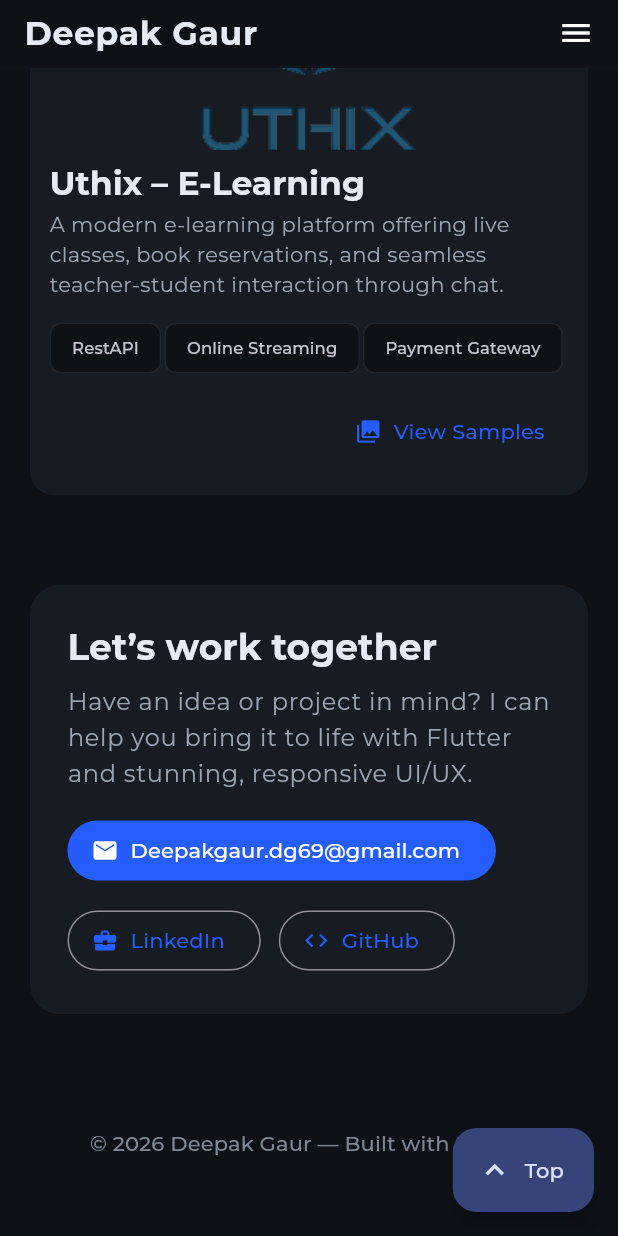
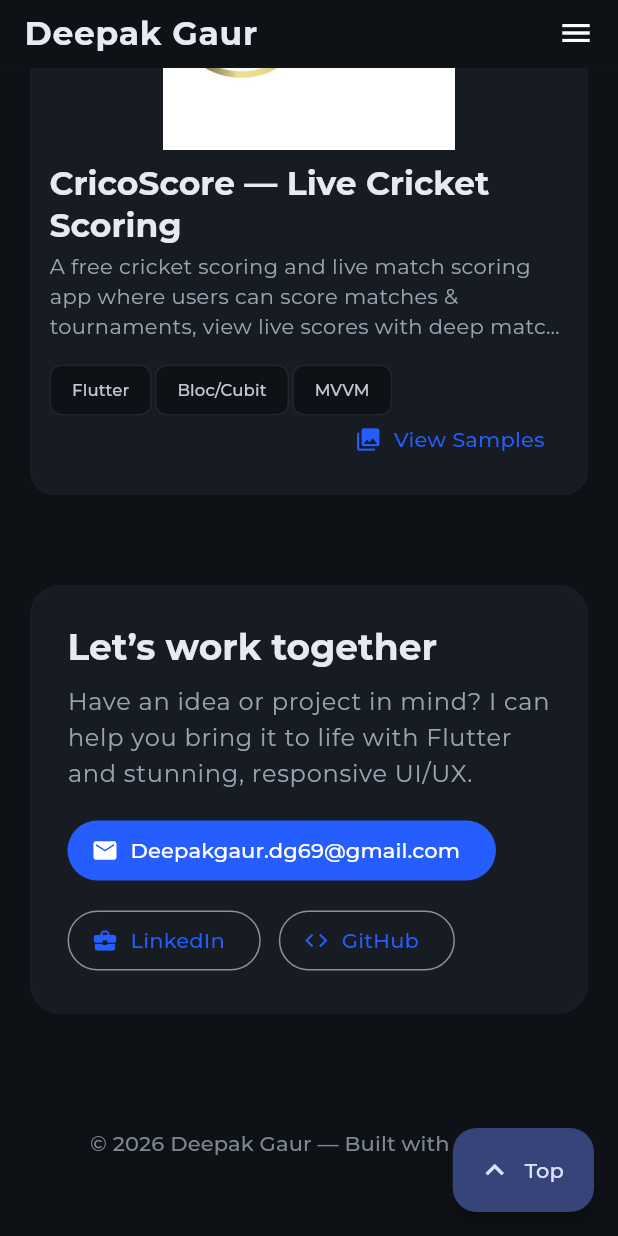
Before and after one commit to DeepakSharma09/Portfolio-, a Flutter app: the screen it shows after launch, after a tap on "Contact Me", on a phone screen of 412 x 824 dp. Run offline on Flutter 3.47's test engine with Material 3 defaults, Android fonts, the light colour scheme and no system bars; our stand-ins replace google_fonts; missing offline and left inert: dart:html.

Commit message:
feat: add Criconet & CricoScore projects, update skills, fix resume path & contact email

```diff
--- a/lib/section/about.dart
+++ b/lib/section/about.dart
@@ -55,7 +55,7 @@ class AboutSection extends StatelessWidget {
                       spacing: 16,
                       runSpacing: 16,
                       children: [
-                        _Metric(label: "Projects", value: "4+"),
+                        _Metric(label: "Projects", value: "6+"),
                         _Metric(label: "Dashboards", value: "13+"),
                       ],
                     ),
--- a/lib/section/hero_section.dart
+++ b/lib/section/hero_section.dart
@@ -85,7 +85,7 @@ class HeroSection extends StatelessWidget {
                             'resume/Deepak_Sharma_Resume.pdf'; // relative to /web
                         final a = html.AnchorElement(href: path)
                           ..download =
-                              'Deepak_Resume.pdf' // forces "Save as"
+                              'Deepak_Sharma_Resume.pdf' // forces "Save as"
                           ..rel = 'noopener'
                           ..target = '_self';
                         html.document.body?.append(a);
--- a/lib/section/project.dart
+++ b/lib/section/project.dart
@@ -180,6 +180,79 @@ class ProjectsSection extends StatelessWidget {
           ),
         ],
       ),
+      const Project(
+        title: "Criconet — Cricket Platform",
+        description:
+            "A feature-rich cricket platform with pavilion streaming, e-coaching sections, digital IDs with QR codes, and create highlights — connecting players, coaches, and fans.",
+        tags: ["Java", "XML", "Live Streaming", "E-Coaching"],
+        imagePath: "assets/Criconet/CriconetLogo.png",
+        link:
+            "https://play.google.com/store/apps/details?id=com.pb.criconet&hl=en_IN",
+        samples: [
+          ProjectSample(
+            type: SampleType.image,
+            src: "assets/Criconet/criconet Paviliion.jpeg",
+            caption: "Pavilion",
+          ),
+          ProjectSample(
+            type: SampleType.image,
+            src: "assets/Criconet/criconet Livestreaming .jpeg",
+            caption: "Live Streaming",
+          ),
+          ProjectSample(
+            type: SampleType.image,
+            src: "assets/Criconet/Criconet Livematch.jpeg",
+            caption: "Live Match",
+          ),
+          ProjectSample(
+            type: SampleType.image,
+            src: "assets/Criconet/Criconet Academy.jpeg",
+            caption: "Academy",
+          ),
+
+          ProjectSample(
+            type: SampleType.link,
+            src:
+                "https://play.google.com/store/apps/details?id=com.pb.criconet&hl=en_IN",
+            caption: "Play Store listing",
+          ),
+        ],
+      ),
+      const Project(
+        title: "CricoScore — Live Cricket Scoring",
+        description:
+            "A free cricket scoring and live match scoring app where users can score matches & tournaments, view live scores with deep match analysis, and build unique cricket profiles with history and stats — all ad-free.",
+        tags: ["Flutter", "Bloc/Cubit", "MVVM", "Under Development"],
+        imagePath: "assets/Criconet/CricoScore.jpeg",
+        link: null,
+        samples: [
+          ProjectSample(
+            type: SampleType.image,
+            src: "assets/Criconet/dashboard.jpeg",
+            caption: "Dashboard",
+          ),
+          ProjectSample(
+            type: SampleType.image,
+            src: "assets/Criconet/live.jpeg",
+            caption: "Live Scoring",
+          ),
+          ProjectSample(
+            type: SampleType.image,
+            src: "assets/Criconet/scoring.jpeg",
+            caption: "Match Scoring",
+          ),
+          ProjectSample(
+            type: SampleType.image,
+            src: "assets/Criconet/weagon wheel.jpeg",
+            caption: "Wagon Wheel Analysis",
+          ),
+          ProjectSample(
+            type: SampleType.image,
+            src: "assets/Criconet/commentry.jpeg",
+            caption: "Commentary",
+          ),
+        ],
+      ),
     ];
 
     final width = MediaQuery.sizeOf(context).width;
--- a/lib/section/skill.dart
+++ b/lib/section/skill.dart
@@ -10,8 +10,8 @@ class SkillsSection extends StatelessWidget {
   @override
   Widget build(BuildContext context) {
     final chips = [
-      "Flutter", "Dart", "GetX","MVC","MVVM", "Live Stream", " Payment Gateway",
-      "Figma", "Clean Architecture", "REST APIs","FireBase", "WebSocket", "Git", "GitHub"
+      "Flutter", "Dart", "GetX", "Bloc/Cubit", "MVC", "MVVM", "Java", "XML", "Live Stream", " Payment Gateway",
+      "Figma", "Clean Architecture", "REST APIs", "FireBase", "WebSocket", "Git", "GitHub"
     ];
 
     return SectionContainer(
--- a/pubspec.yaml
+++ b/pubspec.yaml
@@ -25,3 +25,4 @@ flutter:
     - assets/SampleImages/
     - assets/uthix/
     - assets/Mokhani/
+    - assets/Criconet/
```
Also changed, not shown: assets/Criconet/CricoScore.jpeg (added), assets/Criconet/Criconet Academy.jpeg (added), assets/Criconet/Criconet Livematch.jpeg (added), assets/Criconet/CriconetLogo.png (added), assets/Criconet/commentry.jpeg (added), assets/Criconet/criconet Livestreaming .jpeg (added), assets/Criconet/criconet Paviliion.jpeg (added), assets/Criconet/dashboard.jpeg (added), assets/Criconet/live.jpeg (added), assets/Criconet/scoring.jpeg (added), assets/Criconet/weagon wheel.jpeg (added), 2 other files.
